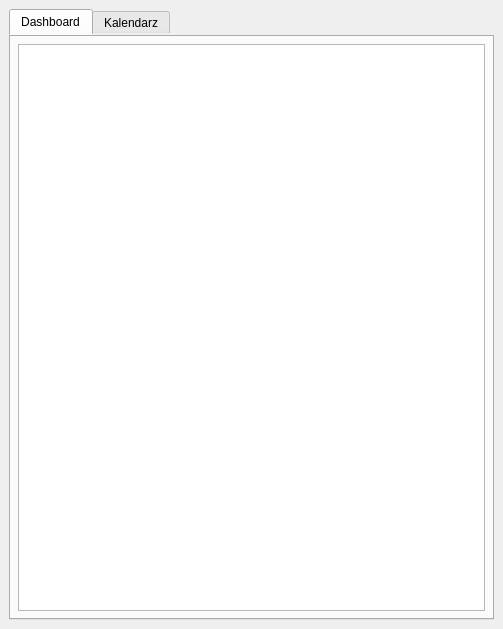
Old version of the form mainwindow.ui in the repository rastuch/Terminarz.
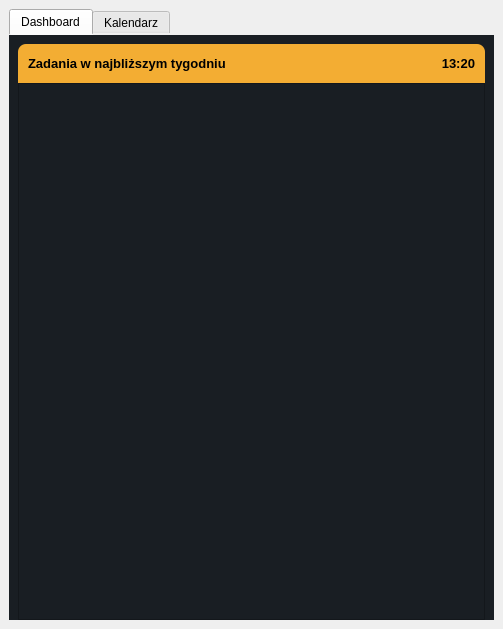
New version of the form. The open tabs and pages were chosen to show the change. Icons and pictures are not drawn.

Commit message: lista podstawowa + style oraz naglowek

The edit to the form file:
```diff
--- a/mainwindow.ui
+++ b/mainwindow.ui
@@ -30,12 +30,105 @@
        <number>1</number>
       </property>
       <widget class="QWidget" name="tab">
+       <property name="styleSheet">
+        <string notr="true">background-color:#191E23;</string>
+       </property>
        <attribute name="title">
         <string>Dashboard</string>
        </attribute>
-       <layout class="QHBoxLayout" name="horizontalLayout">
-        <item>
-         <widget class="QTextEdit" name="textEdit"/>
+       <layout class="QGridLayout" name="gridLayout_3">
+        <property name="topMargin">
+         <number>9</number>
+        </property>
+        <property name="bottomMargin">
+         <number>0</number>
+        </property>
+        <property name="verticalSpacing">
+         <number>0</number>
+        </property>
+        <item row="4" column="0">
+         <widget class="QListWidget" name="dashboardTaskList">
+          <property name="styleSheet">
+           <string notr="true"/>
+          </property>
+          <property name="lineWidth">
+           <number>0</number>
+          </property>
+          <property name="midLineWidth">
+           <number>0</number>
+          </property>
+          <property name="selectionMode">
+           <enum>QAbstractItemView::NoSelection</enum>
+          </property>
+          <property name="isWrapping" stdset="0">
+           <bool>false</bool>
+          </property>
+          <property name="layoutMode">
+           <enum>QListView::SinglePass</enum>
+          </property>
+          <property name="spacing">
+           <number>2</number>
+          </property>
+         </widget>
+        </item>
+        <item row="2" column="0" rowspan="2">
+         <widget class="QFrame" name="horizontalFrame">
+          <property name="styleSheet">
+           <string notr="true">background-color:#F3AD33;border-top-left-radius:8;border-top-right-radius:8;</string>
+          </property>
+          <layout class="QHBoxLayout" name="horizontalLayout">
+           <property name="sizeConstraint">
+            <enum>QLayout::SetDefaultConstraint</enum>
+           </property>
+           <property name="leftMargin">
+            <number>10</number>
+           </property>
+           <property name="topMargin">
+            <number>12</number>
+           </property>
+           <property name="rightMargin">
+            <number>10</number>
+           </property>
+           <property name="bottomMargin">
+            <number>12</number>
+           </property>
+           <item>
+            <widget class="QLabel" name="listInfo">
+             <property name="font">
+              <font>
+               <pointsize>10</pointsize>
+               <bold>true</bold>
+              </font>
+             </property>
+             <property name="styleSheet">
+              <string notr="true">color:#000000;</string>
+             </property>
+             <property name="text">
+              <string>Zadania w najbliższym tygodniu</string>
+             </property>
+            </widget>
+           </item>
+           <item>
+            <widget class="QLabel" name="time">
+             <property name="font">
+              <font>
+               <pointsize>10</pointsize>
+               <bold>true</bold>
+              </font>
+             </property>
+             <property name="styleSheet">
+              <string notr="true">color:#000000;</string>
+             </property>
+             <property name="text">
+              <string>13:20</string>
+             </property>
+             <property name="alignment">
+              <set>Qt::AlignRight|Qt::AlignTrailing|Qt::AlignVCenter</set>
+             </property>
+            </widget>
+           </item>
+          </layout>
+         </widget>
         </item>
        </layout>
       </widget>
```
Left out of the diff: 2 changed lines with no effect on the pictures. The commit also changes 6 other files.
